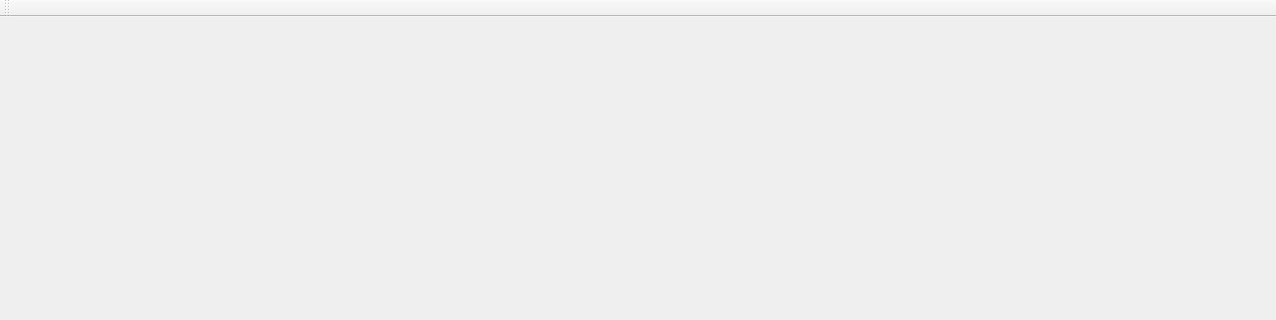
aiekick/ProjectStationMeteo, file mainwindow.ui: the form before one commit; both pictures show x 0 to 1276 and y 0 to 320 of the 1276 by 614 pixel window.
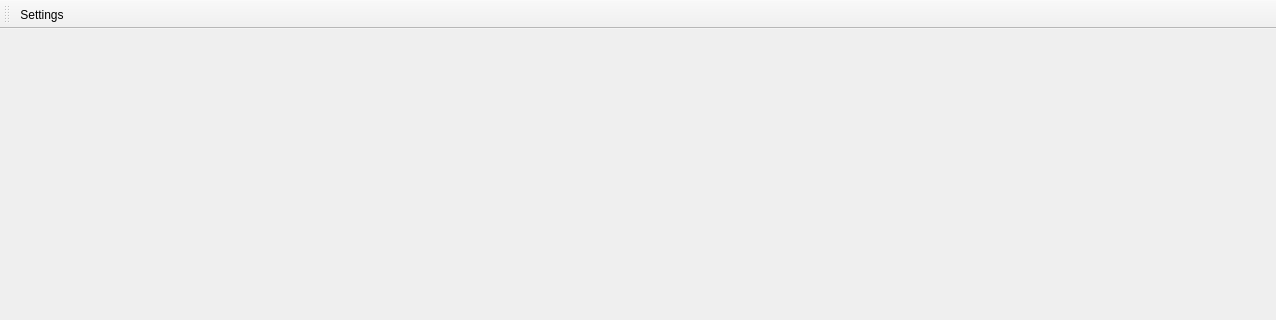
The form after the commit.

Commit message: [ADD] : add widget in Settings Dialog [ADD] : add basic toolbar button for open the settings dialog [ADD] : add translation files for FR and EN [ADD] : add extra variables in GlobalSettings Classe

What changed in the file:
```diff
--- a/mainwindow.ui
+++ b/mainwindow.ui
@@ -35,7 +35,13 @@
    <attribute name="toolBarBreak">
     <bool>false</bool>
    </attribute>
+   <addaction name="actionSettings"/>
   </widget>
+  <action name="actionSettings">
+   <property name="text">
+    <string>Settings</string>
+   </property>
+  </action>
  </widget>
  <resources/>
  <connections/>
```
The commit also changes 10 other files.
